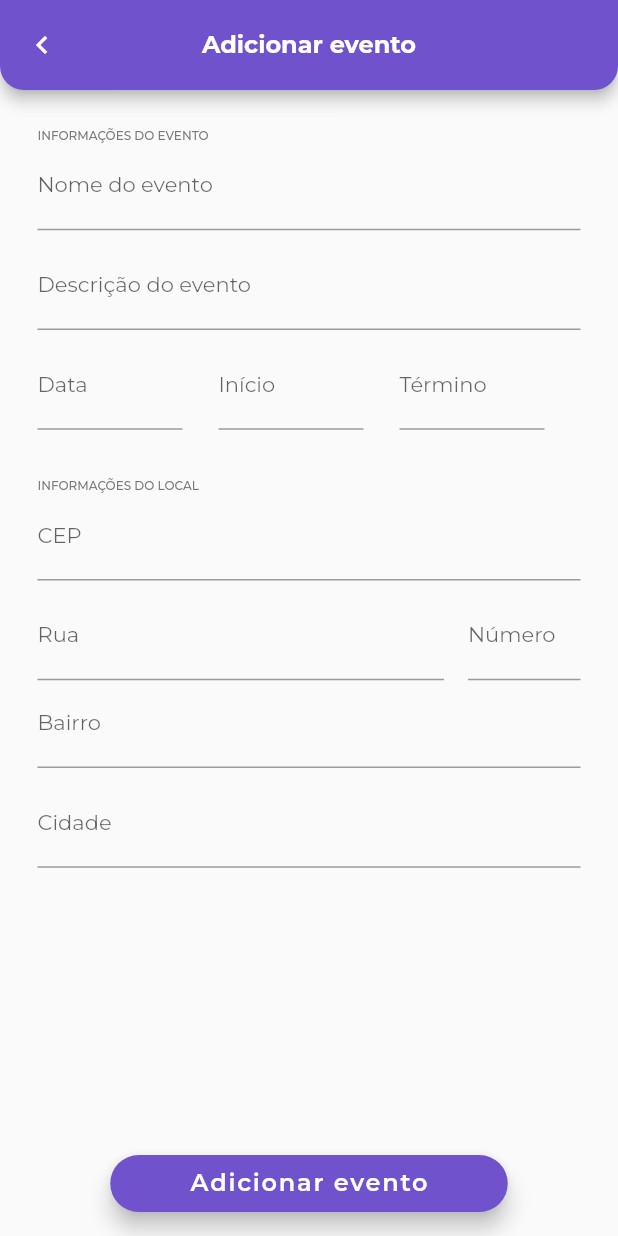
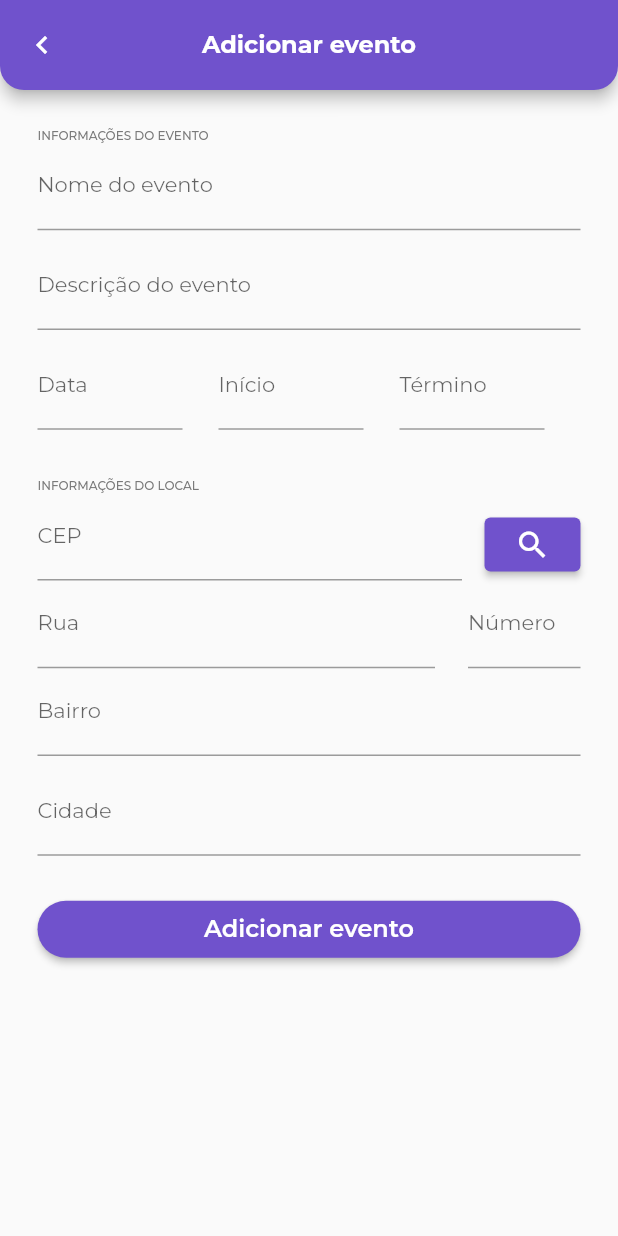
Before and after one commit to joao217x/desafio_flutter, a Flutter app: the screen it shows after launch, after a tap on "Entrar", after a tap on "Criar novo evento", on a phone screen of 412 x 824 dp. Run offline on Flutter 3.47's test engine with Material 2 defaults, Android fonts, the phone set to English and light mode, and no system bars; our stand-ins replace another_flushbar, dio, firebase_core, flutter_mobx, flutter_svg, google_fonts and 1 more; missing offline and left inert: mask_input_formatter; accounts and stored records are empty; generated files the repository leaves out were written again.

Commit message:
snackbar, botão e cores do app
Snackbars modeladas e implementadas;
ElevatedButton padronizado;
Cores do app setadas.

```diff
--- a/lib/controller/controller.dart
+++ b/lib/controller/controller.dart
@@ -1,3 +1,5 @@
+import 'package:desafio_flutter/helper/snackbar_widget.dart';
+import 'package:flutter/material.dart';
 import 'package:mobx/mobx.dart';
 part 'controller.g.dart';
 
--- a/lib/helper/appbar_widget.dart
+++ b/lib/helper/appbar_widget.dart
@@ -15,7 +15,7 @@ class CustomAppBar extends StatelessWidget implements PreferredSizeWidget {
         style: TextStyle(fontSize: 16, fontWeight: FontWeight.w700),
       ),
       centerTitle: true,
-      backgroundColor: AppColor.newBrandingPurple500,
+      backgroundColor: AppColor.purple,
       toolbarHeight: 60,
       shape: const RoundedRectangleBorder(
         borderRadius: BorderRadius.only(
@@ -53,7 +53,7 @@ class CustomAppBarNavigator extends StatelessWidget
         style: const TextStyle(fontSize: 16, fontWeight: FontWeight.w700),
       ),
       centerTitle: true,
-      backgroundColor: AppColor.newBrandingPurple500,
+      backgroundColor: AppColor.purple,
       toolbarHeight: 60,
       shape: const RoundedRectangleBorder(
         borderRadius: BorderRadius.only(
--- /dev/null
+++ b/lib/helper/elevated_button_widget.dart
@@ -0,0 +1,34 @@
+import 'package:desafio_flutter/shared/theme/app_color.dart';
+import 'package:flutter/material.dart';
+
+class CustomElevatedButton extends StatelessWidget {
+  final String text;
+  final Function() onPressed;
+
+  const CustomElevatedButton({
+    Key? key,
+    required this.text,
+    required this.onPressed,
+  }) : super(key: key);
+
+  @override
+  Widget build(BuildContext context) {
+    return ElevatedButton(
+      onPressed: onPressed,
+      style: ElevatedButton.styleFrom(
+        fixedSize: const Size.fromHeight(38),
+        primary: AppColor.purple,
+        shape: RoundedRectangleBorder(
+          borderRadius: BorderRadius.circular(45),
+        ),
+      ),
+      child: Text(
+        text,
+        style: const TextStyle(
+          fontSize: 16,
+          fontWeight: FontWeight.w600,
+        ),
+      ),
+    );
+  }
+}
--- /dev/null
+++ b/lib/helper/snackbar_widget.dart
@@ -0,0 +1,107 @@
+import 'package:another_flushbar/flushbar.dart';
+import 'package:desafio_flutter/shared/theme/app_color.dart';
+import 'package:flutter/material.dart';
+
+class SnackbarForgetPassword {
+  static final success = Flushbar(
+    message: 'Seu link de recuperação foi enviado para o e-mail informado',
+    messageColor: Colors.black,
+    icon: const Icon(
+      Icons.check_circle,
+      color: AppColor.green,
+    ),
+    margin: const EdgeInsets.all(16),
+    leftBarIndicatorColor: AppColor.green,
+    backgroundColor: Colors.white,
+    borderRadius: BorderRadius.circular(4),
+    boxShadows: const [
+      BoxShadow(
+        color: Colors.black,
+      ),
+    ],
+    duration: const Duration(seconds: 3),
+  );
+
+  static final error = Flushbar(
+    message:
+        'Ocorreu um erro ao enviar o e-mail de recuperação, tente novamente',
+    messageColor: Colors.black,
+    icon: const Icon(
+      Icons.clear,
+      color: AppColor.red,
+    ),
+    margin: const EdgeInsets.all(16),
+    leftBarIndicatorColor: AppColor.red,
+    backgroundColor: Colors.white,
+    borderRadius: BorderRadius.circular(4),
+    boxShadows: const [
+      BoxShadow(
+        color: Colors.black,
+      ),
+    ],
+    duration: const Duration(seconds: 3),
+  );
+}
+
+class SnackbarAddEvent {
+  static final success = Flushbar(
+    message: 'Seu evento foi adicionado com sucesso',
+    messageColor: Colors.black,
+    icon: const Icon(
+      Icons.check_circle,
+      color: AppColor.green,
+    ),
+    margin: const EdgeInsets.all(16),
+    leftBarIndicatorColor: AppColor.green,
+    backgroundColor: Colors.white,
+    borderRadius: BorderRadius.circular(4),
+    boxShadows: const [
+      BoxShadow(
+        color: Colors.black,
+      ),
+    ],
+    duration: const Duration(seconds: 3),
+  );
+
+  static final error = Flushbar(
+    message:
+        'Ocorreu um erro ao adicionar um evento, por favor tente novamente',
+    messageColor: Colors.black,
+    icon: const Icon(
+      Icons.clear,
+      color: AppColor.red,
+    ),
+    margin: const EdgeInsets.all(16),
+    leftBarIndicatorColor: AppColor.red,
+    backgroundColor: Colors.white,
+    borderRadius: BorderRadius.circular(4),
+    boxShadows: const [
+      BoxShadow(
+        color: Colors.black,
+      ),
+    ],
+    duration: const Duration(seconds: 3),
+  );
+}
+
+class SnackbarCep {
+  static final error = Flushbar(
+    message:
+        'Ocorreu um erro ao carregar os dados do CEP informado',
+    messageColor: Colors.black,
+    icon: const Icon(
+      Icons.clear,
+      color: AppColor.red,
+    ),
+    margin: const EdgeInsets.all(16),
+    leftBarIndicatorColor: AppColor.red,
+    backgroundColor: Colors.white,
+    borderRadius: BorderRadius.circular(4),
+    boxShadows: const [
+      BoxShadow(
+        color: Colors.black,
+      ),
+    ],
+    duration: const Duration(seconds: 3),
+  );
+}
--- a/lib/helper/tab_widget.dart
+++ b/lib/helper/tab_widget.dart
@@ -8,7 +8,7 @@ class CustomTabWidget extends StatelessWidget {
   @override
   Widget build(BuildContext context) {
     return const TabBar(
-      indicatorColor: AppColor.newBrandingPurple500,
+      indicatorColor: AppColor.purple,
       indicatorSize: TabBarIndicatorSize.label,
       labelColor: Colors.black,
       unselectedLabelColor: Colors.grey,
--- a/lib/shared/theme/app_color.dart
+++ b/lib/shared/theme/app_color.dart
@@ -1,5 +1,7 @@
 import 'package:flutter/material.dart';
 
 abstract class AppColor {
-  static const Color newBrandingPurple500 = Color.fromRGBO(112, 82, 204, 1);
+  static const Color purple = Color.fromRGBO(112, 82, 204, 1);
+  static const Color green = Color.fromRGBO(14, 182, 111, 1);
+  static const Color red = Color.fromRGBO(211, 0, 20, 1);
 }
--- a/lib/view/events/event_list_screen.dart
+++ b/lib/view/events/event_list_screen.dart
@@ -51,7 +51,7 @@ class _EventListScreenState extends State<EventListScreen> {
           height: 38,
           width: 265,
           child: FloatingActionButton.extended(
-            backgroundColor: AppColor.newBrandingPurple500,
+            backgroundColor: AppColor.purple,
             label: const Text(
               'Criar novo evento',
               style: TextStyle(fontSize: 16, fontWeight: FontWeight.w600),
--- a/lib/view/events/new_event_screen.dart
+++ b/lib/view/events/new_event_screen.dart
@@ -1,4 +1,6 @@
 import 'package:desafio_flutter/helper/appbar_widget.dart';
+import 'package:desafio_flutter/helper/elevated_button_widget.dart';
+import 'package:desafio_flutter/helper/snackbar_widget.dart';
 import 'package:desafio_flutter/helper/txt_form_field/txt_form_field_widget.dart';
 import 'package:desafio_flutter/shared/theme/app_color.dart';
 import 'package:desafio_flutter/shared/util/mask.dart';
@@ -17,7 +19,7 @@ class _NewEventScreenState extends State<NewEventScreen> {
     return Scaffold(
       appBar: CustomAppBarNavigator(
         title: 'Adicionar evento',
-        onPressed: () async {
+        onPressed: () {
           Navigator.popAndPushNamed(context, '/events');
         },
       ),
@@ -97,18 +99,34 @@ class _NewEventScreenState extends State<NewEventScreen> {
                   fontWeight: FontWeight.w500,
                 ),
               ),
-              const Padding(
-                padding: EdgeInsets.only(bottom: 8),
-                child: TxtFormFieldWidget(
-                  labelText: 'CEP',
-                  keyboardType: TextInputType.number,
-                ),
+              Row(
+                crossAxisAlignment: CrossAxisAlignment.end,
+                children: [
+                  const Expanded(
+                    child: Padding(
+                      padding: EdgeInsets.only(right: 15),
+                      child: TxtFormFieldWidget(
+                        labelText: 'CEP',
+                        keyboardType: TextInputType.number,
+                      ),
+                    ),
+                  ),
+                  ElevatedButton(
+                    style: ElevatedButton.styleFrom(
+                      primary: AppColor.purple,
+                    ),
+                    onPressed: () {
+                      // SnackbarCep.error.show(context);
+                    },
+                    child: const Icon(Icons.search),
+                  ),
+                ],
               ),
               Row(
                 children: const [
                   Expanded(
                     child: Padding(
-                      padding: EdgeInsets.only(right: 16),
+                      padding: EdgeInsets.only(right: 22),
                       child: TxtFormFieldWidget(
                         labelText: 'Rua',
                         keyboardType: TextInputType.text,
@@ -134,29 +152,47 @@ class _NewEventScreenState extends State<NewEventScreen> {
                 ),
               ),
               const Padding(
-                padding: EdgeInsets.only(bottom: 8),
+                padding: EdgeInsets.only(bottom: 25),
                 child: TxtFormFieldWidget(
                   labelText: 'Cidade',
                   keyboardType: TextInputType.text,
                 ),
               ),
+              Row(
+                children: [
+                  Expanded(
+                    child: CustomElevatedButton(
+                      text: 'Adicionar evento',
+                      onPressed: () {
+                        Navigator.popAndPushNamed(context, '/events');
+                        // SnackbarAddEvent.success.show(context);
+                        // SnackbarAddEvent.error.show(context);
+                      },
+                    ),
+                  ),
+                ],
+              ),
             ],
           ),
         ),
       ),
-      floatingActionButton: SizedBox(
-        height: 38,
-        width: 265,
-        child: FloatingActionButton.extended(
-          backgroundColor: AppColor.newBrandingPurple500,
-          label: const Text(
-            'Adicionar evento',
-            style: TextStyle(fontSize: 16, fontWeight: FontWeight.w600),
-          ),
-          onPressed: () {},
-        ),
-      ),
-      floatingActionButtonLocation: FloatingActionButtonLocation.centerFloat,
+      // floatingActionButton: SizedBox(
+      //   height: 38,
+      //   width: 265,
+      //   child: FloatingActionButton.extended(
+      //     backgroundColor: AppColor.purple,
+      //     label: const Text(
+      //       'Adicionar evento',
+      //       style: TextStyle(fontSize: 16, fontWeight: FontWeight.w600),
+      //     ),
+      //     onPressed: () {
+      // Navigator.popAndPushNamed(context, '/events');
+      // SnackbarAddEvent.success.show(context);
+      // SnackbarAddEvent.error.show(context);
+      //     },
+      //   ),
+      // ),
+      // floatingActionButtonLocation: FloatingActionButtonLocation.centerFloat,
     );
   }
 }
--- a/lib/view/login/forget_password_screen.dart
+++ b/lib/view/login/forget_password_screen.dart
@@ -1,3 +1,5 @@
+import 'package:desafio_flutter/helper/elevated_button_widget.dart';
+import 'package:desafio_flutter/helper/snackbar_widget.dart';
 import 'package:desafio_flutter/helper/txt_form_field/txt_form_field_widget.dart';
 import 'package:desafio_flutter/shared/theme/app_color.dart';
 import 'package:flutter/material.dart';
@@ -32,7 +34,7 @@ class _ForgetPasswordScreenState extends State<ForgetPasswordScreen> {
                   style: GoogleFonts.montserrat(
                     fontWeight: FontWeight.w700,
                     fontSize: 24,
-                    color: AppColor.newBrandingPurple500,
+                    color: AppColor.purple,
                   ),
                 ),
               ),
@@ -56,18 +58,13 @@ class _ForgetPasswordScreenState extends State<ForgetPasswordScreen> {
               Row(
                 children: [
                   Expanded(
-                    child: ElevatedButton(
+                    child: CustomElevatedButton(
+                      text: 'Enviar',
                       onPressed: () {
                         Navigator.popAndPushNamed(context, '/events');
+                        // SnackbarForgetPassword.success.show(context);
+                        // SnackbarForgetPassword.error.show(context);
                       },
-                      style: ElevatedButton.styleFrom(
-                        fixedSize: const Size.fromHeight(38),
-                        primary: AppColor.newBrandingPurple500,
-                        shape: RoundedRectangleBorder(
-                          borderRadius: BorderRadius.circular(45),
-                        ),
-                      ),
-                      child: const Text('Enviar'),
                     ),
                   ),
                 ],
--- a/lib/view/login/login_screen.dart
+++ b/lib/view/login/login_screen.dart
@@ -1,3 +1,5 @@
+import 'package:desafio_flutter/controller/controller.dart';
+import 'package:desafio_flutter/helper/elevated_button_widget.dart';
 import 'package:desafio_flutter/helper/txt_form_field/txt_form_field_widget.dart';
 import 'package:desafio_flutter/helper/txt_form_field/password_field_widget.dart';
 import 'package:desafio_flutter/shared/theme/app_color.dart';
@@ -13,6 +15,8 @@ class LoginScreen extends StatefulWidget {
 }
 
 class _LoginScreenState extends State<LoginScreen> {
+  final Controller controller = Controller();
+
   @override
   Widget build(BuildContext context) {
     return Scaffold(
@@ -33,7 +37,7 @@ class _LoginScreenState extends State<LoginScreen> {
                   style: GoogleFonts.montserrat(
                     fontWeight: FontWeight.w700,
                     fontSize: 24,
-                    color: AppColor.newBrandingPurple500,
+                    color: AppColor.purple,
                   ),
                 ),
               ),
@@ -59,7 +63,7 @@ class _LoginScreenState extends State<LoginScreen> {
                         style: GoogleFonts.montserrat(
                           fontWeight: FontWeight.w400,
                           fontSize: 14,
-                          color: AppColor.newBrandingPurple500,
+                          color: AppColor.purple,
                         ),
                       ),
                       onTap: () async {
@@ -72,18 +76,11 @@ class _LoginScreenState extends State<LoginScreen> {
               Row(
                 children: [
                   Expanded(
-                    child: ElevatedButton(
+                    child: CustomElevatedButton(
+                      text: 'Entrar',
                       onPressed: () {
                         Navigator.popAndPushNamed(context, '/events');
                       },
-                      style: ElevatedButton.styleFrom(
-                        fixedSize: const Size.fromHeight(38),
-                        primary: AppColor.newBrandingPurple500,
-                        shape: RoundedRectangleBorder(
-                          borderRadius: BorderRadius.circular(45),
-                        ),
-                      ),
-                      child: const Text('Entrar'),
                     ),
                   ),
                 ],
--- a/lib/view/splash_screen.dart
+++ b/lib/view/splash_screen.dart
@@ -30,7 +30,7 @@ class _SplashScreenState extends State<SplashScreen> {
     //           :
     // );
     return Scaffold(
-      backgroundColor: AppColor.newBrandingPurple500,
+      backgroundColor: AppColor.purple,
       body: Center(
         child: SvgPicture.asset('assets/splash.svg'),
       ),
```
Also changed, not shown: lib/helper/snackbar/forget_password_screen/password_error.dart (deleted), lib/helper/snackbar/forget_password_screen/password_success.dart (deleted), lib/helper/snackbar/new_event_screen/add_event_error.dart (deleted), lib/helper/snackbar/new_event_screen/add_event_successful.dart (deleted), lib/helper/snackbar/new_event_screen/cep_error.dart (deleted).
